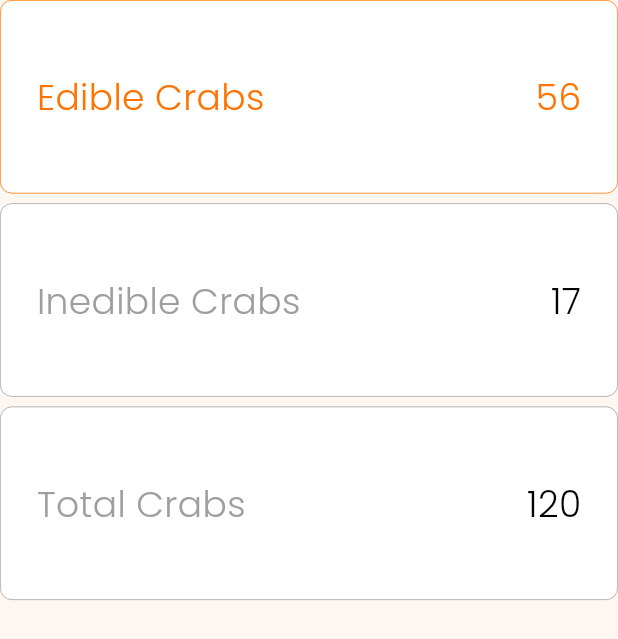
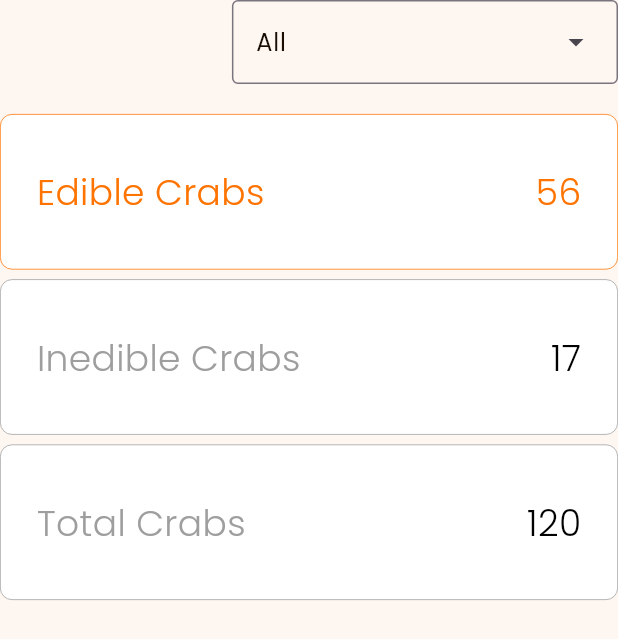
Before and after one commit to keannugran19/crabcheckweb, a Flutter app: the DashBoardPageSmallScreen widget shown alone on an empty page, opened directly, on a phone screen of 412 x 824 dp. Shown: the top 639 px of the screen. Run offline on Flutter 3.47's test engine with Material 3 defaults, Android fonts, the phone set to English and light mode, and no system bars; our stand-ins replace data_table_2, firebase_auth, firebase_core, get, google_fonts; accounts and stored records are empty.

Commit message:
UPDATE layout, dropdown and alignment.

```diff
--- a/lib/pages/dashboard/dashboard.dart
+++ b/lib/pages/dashboard/dashboard.dart
@@ -1,10 +1,7 @@
-import 'package:crabcheckweb1/constants/colors.dart';
-import 'package:crabcheckweb1/constants/controller.dart';
 import 'package:crabcheckweb1/pages/dashboard/widgets/dashboard_card_large.dart';
 import 'package:crabcheckweb1/pages/dashboard/widgets/dashboard_card_small.dart';
 import 'package:crabcheckweb1/widgets/responsiveness.dart';
 import 'package:flutter/material.dart';
-import 'package:get/get.dart';
 
 class DashboardPage extends StatelessWidget {
   const DashboardPage({super.key});
--- a/lib/pages/dashboard/widgets/dashboard_card_large.dart
+++ b/lib/pages/dashboard/widgets/dashboard_card_large.dart
@@ -12,6 +12,7 @@ class DashboardPageLargeScreen extends StatelessWidget {
 
     return Column(
       children: [
+        // dropdown menu to filter species
         const Row(
           mainAxisAlignment: MainAxisAlignment.end,
           children: [
--- a/lib/pages/dashboard/widgets/dashboard_card_small.dart
+++ b/lib/pages/dashboard/widgets/dashboard_card_small.dart
@@ -1,5 +1,6 @@
 import 'package:flutter/material.dart';
 import 'info_card_small.dart';
+import 'package:crabcheckweb1/pages/dashboard/widgets/dashboard_dropdown.dart';
 
 class DashBoardPageSmallScreen extends StatelessWidget {
   const DashBoardPageSmallScreen({super.key});
@@ -12,6 +13,16 @@ class DashBoardPageSmallScreen extends StatelessWidget {
       height: 400,
       child: Column(
         children: [
+          // dropdown menu to filter species
+          const Row(
+            mainAxisAlignment: MainAxisAlignment.end,
+            children: [
+              DropdownMenuDashboard(),
+            ],
+          ),
+          const SizedBox(
+            height: 20,
+          ),
           InfoCardSmall(
             title: "Edible Crabs",
             value: "56",
--- a/lib/pages/dashboard/widgets/dashboard_dropdown.dart
+++ b/lib/pages/dashboard/widgets/dashboard_dropdown.dart
@@ -1,6 +1,13 @@
 import 'package:flutter/material.dart';
 
-const List<String> list = <String>['One', 'Two', 'Three', 'Four'];
+const List<String> list = <String>[
+  'All',
+  'Scylla serrata',
+  'Scylla olivacea',
+  'Scylla Paramamosain',
+  'Portunos Pelagicus',
+  'Zosimus Aeneus '
+];
 
 class DropdownMenuDashboard extends StatefulWidget {
   const DropdownMenuDashboard({super.key});
--- a/lib/pages/report/reports.dart
+++ b/lib/pages/report/reports.dart
@@ -13,7 +13,7 @@ class ReportsPage extends StatelessWidget {
     return const Column(
       children: [
         SizedBox(
-          height: 30,
+          height: 60,
         ),
         ReportsTable()
       ],
```
Also changed, not shown: lib/pages/maps/maps.dart (+4 -9 lines).
